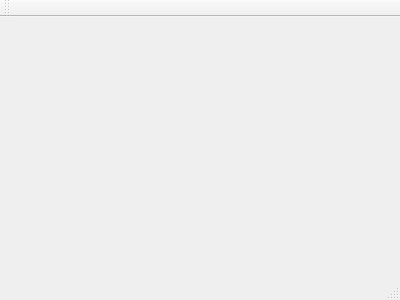
Above: passwordverifyapp.ui from h3ndry/PasswordVerifyApp before the change. Below: the same form after it.
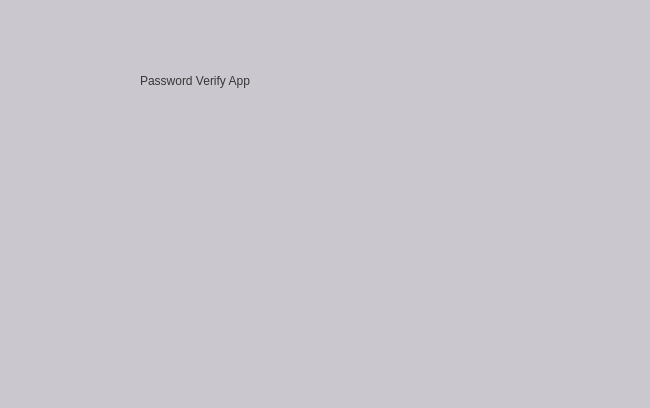
That is the form after the change.

```diff
--- a/passwordverifyapp.ui
+++ b/passwordverifyapp.ui
@@ -1,24 +1,44 @@
 <ui version="4.0">
  <class>PasswordVerifyApp</class>
- <widget class="QMainWindow" name="PasswordVerifyApp" >
-  <property name="geometry" >
+ <widget class="QMainWindow" name="PasswordVerifyApp">
+  <property name="geometry">
    <rect>
     <x>0</x>
     <y>0</y>
-    <width>400</width>
-    <height>300</height>
+    <width>650</width>
+    <height>408</height>
    </rect>
   </property>
   <property name="windowTitle" >
    <string>PasswordVerifyApp</string>
   </property>
-  <widget class="QMenuBar" name="menuBar" />
-  <widget class="QToolBar" name="mainToolBar" />
-  <widget class="QWidget" name="centralWidget" />
-  <widget class="QStatusBar" name="statusBar" />
+  <property name="autoFillBackground">
+   <bool>false</bool>
+  </property>
+  <property name="styleSheet">
+   <string notr="true">background-color: rgb(202, 199, 206);</string>
+  </property>
+  <widget class="QWidget" name="centralWidget">
+   <widget class="QLabel" name="label">
+    <property name="geometry">
+     <rect>
+      <x>140</x>
+      <y>30</y>
+      <width>361</width>
+      <height>101</height>
+     </rect>
+    </property>
+    <property name="styleSheet">
+     <string notr="true">color: rgb(54, 54, 54);
+font: 28pt &quot;Roboto&quot;;</string>
+    </property>
+    <property name="text">
+     <string>Password Verify App</string>
+    </property>
+   </widget>
+  </widget>
  </widget>
- <layoutDefault spacing="6" margin="11" />
- <pixmapfunction></pixmapfunction>
+ <layoutdefault spacing="6" margin="11"/>
  <resources/>
  <connections/>
 </ui>
```
Left out of the diff: 3 changed lines with no effect on the pictures.
